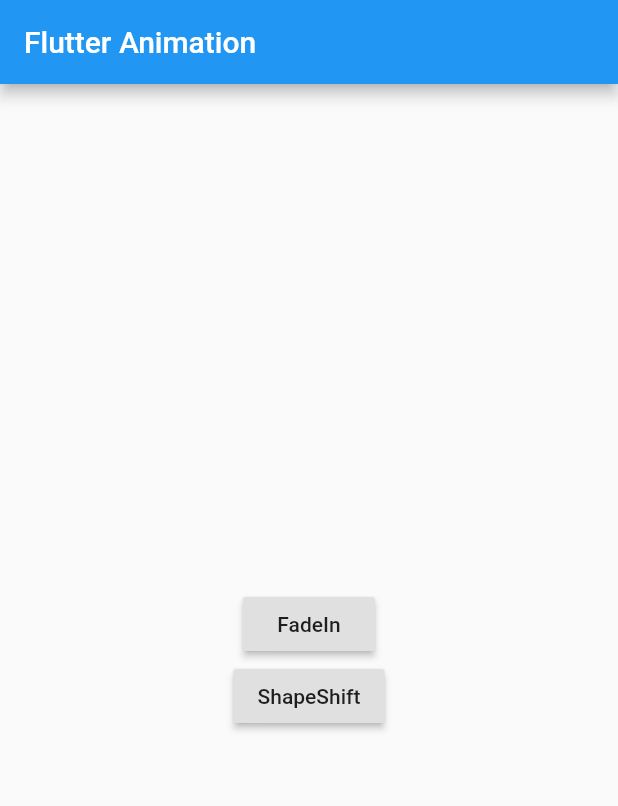
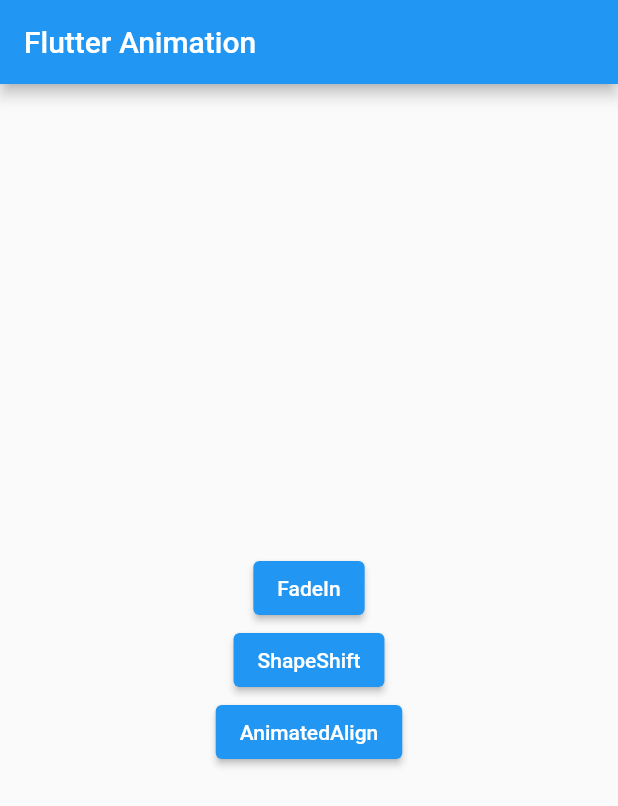
Before and after one commit to yayyar/test_flutter, a Flutter app: the screen it shows after launch, on a phone screen of 412 x 824 dp. Shown: the top 806 px of the screen. Run offline on Flutter 3.47's test engine with Material 2 defaults, Android fonts, the phone set to English and light mode, and no system bars; our stand-ins replace cached_network_image, csv, device_preview, fl_chart, flutter_local_notifications, flutter_slidable and 7 more; missing offline and left inert: barcode_scan, qrscan; accounts and stored records are empty.

Commit message:
test AnimatedAlign

```diff
--- a/test_fl_animation/lib/main.dart
+++ b/test_fl_animation/lib/main.dart
@@ -1,4 +1,5 @@
 import 'package:flutter/material.dart';
+import 'package:test_fl_animation/ani/AnimatedAlignTest.dart';
 import 'package:test_fl_animation/ani/FadeIn.dart';
 import 'package:test_fl_animation/ani/ShapeShift.dart';
 
@@ -41,20 +42,27 @@ class _MyHomePageState extends State<MyHomePage> {
         child: Column(
           mainAxisAlignment: MainAxisAlignment.center,
           children: <Widget>[
-            RaisedButton(
+            ElevatedButton(
               onPressed: (){
                 Navigator.push(context,
                     MaterialPageRoute(builder: (context) => FadeIn()));
               },
               child: Text("FadeIn"),
             ),
-            RaisedButton(
+            ElevatedButton(
               onPressed: (){
                 Navigator.push(context,
                     MaterialPageRoute(builder: (context) => ShapeShift()));
               },
               child: Text("ShapeShift"),
             ),
+            ElevatedButton(
+                onPressed: (){
+                  Navigator.push(context,
+                  MaterialPageRoute(builder: (context) => AnimatedAlignTest()));
+                },
+                child: Text("AnimatedAlign")
+            )
           ],
         ),
       ),
```
Also changed, not shown: test_fl_animation/lib/ani/AnimatedAlignTest.dart (added, +39 -0 lines), test_fl_animation/pubspec.lock, 1 other file.
